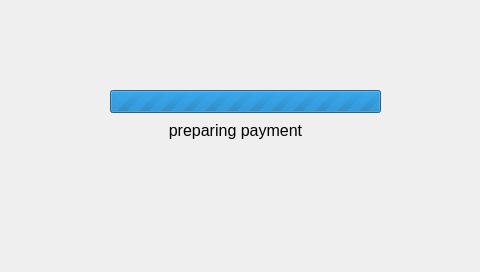
This is xbterminal/gui/ui.ui in alexykot/xbterminal-firmware as Qt 5 draws it before an edit. The edited form follows.
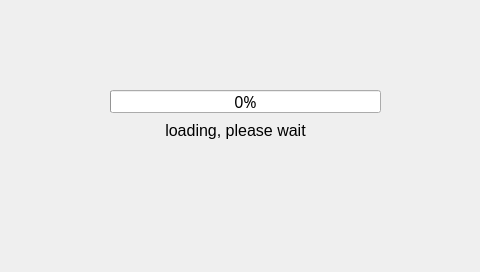
This is the edited form. The open tabs and pages were chosen to show the change.

```diff
--- a/xbterminal/gui/ui.ui
+++ b/xbterminal/gui/ui.ui
@@ -859,46 +859,6 @@
      </property>
     </widget>
    </widget>
-   <widget class="QWidget" name="pay_loading_scrn">
-    <widget class="QLabel" name="pay_loading_lbl">
-     <property name="geometry">
-      <rect>
-       <x>90</x>
-       <y>120</y>
-       <width>291</width>
-       <height>20</height>
-      </rect>
-     </property>
-     <property name="font">
-      <font>
-       <family>Arial</family>
-       <pointsize>12</pointsize>
-      </font>
-     </property>
-     <property name="text">
-      <string>preparing payment</string>
-     </property>
-     <property name="alignment">
-      <set>Qt::AlignCenter</set>
-     </property>
-    </widget>
-    <widget class="QProgressBar" name="pay_loading_progressBar">
-     <property name="geometry">
-      <rect>
-       <x>110</x>
-       <y>90</y>
-       <width>271</width>
-       <height>23</height>
-      </rect>
-     </property>
-     <property name="maximum">
-      <number>0</number>
-     </property>
-     <property name="value">
-      <number>-1</number>
-     </property>
-    </widget>
-   </widget>
    <widget class="QWidget" name="pay_wait_scrn">
     <widget class="QLabel" name="pwait_advice_lbl">
      <property name="geometry">
```
Left out of the diff: 34 changed lines with no effect on the pictures.
